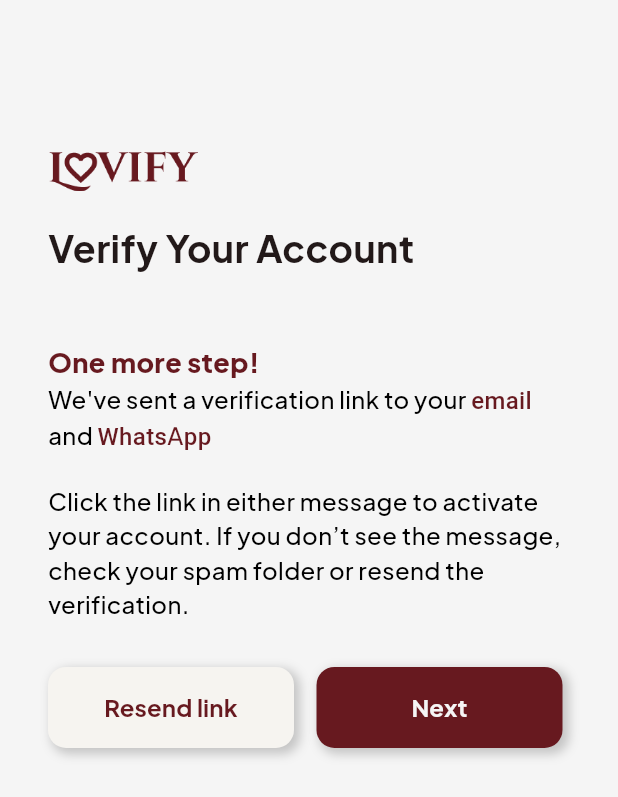
After one commit to RPL-Produksi/lovify-project-android, a Flutter app: the VerifyPage screen opened by its route, on a phone screen of 412 x 824 dp. The commit adds this screen. Shown: the top 797 px of the screen. Run offline on Flutter 3.47's test engine with Material 3 defaults, Android fonts, the phone set to English and light mode, and no system bars; our stand-ins replace carousel_slider, dio, email_validator, equatable, flutter_bloc, flutter_secure_storage and 4 more; missing offline and left inert: keyboard_avoider, phone_numbers_parser; accounts and stored records are empty.

Commit message:
fix register page bug

```diff
--- a/lib/configs/app_route.dart
+++ b/lib/configs/app_route.dart
@@ -1,6 +1,8 @@
 import 'package:go_router/go_router.dart';
 import 'package:lovify_android/ui/pages/auth/login/login_page.dart';
 import 'package:lovify_android/ui/pages/auth/register/register_page.dart';
+import 'package:lovify_android/ui/pages/auth/verify/verify_page.dart';
+import 'package:lovify_android/ui/pages/auth/verify/verify_success_page.dart';
 import 'package:lovify_android/ui/pages/home_page.dart';
 import 'package:lovify_android/ui/pages/onboard_page.dart';
 
@@ -40,6 +42,16 @@ class AppRoute {
           path: '/home',
           name: 'home',
           builder: (context, state) => const HomePage(),
-        )
+        ),
+        GoRoute(
+          path: '/verify',
+          name: 'verify',
+          builder: (context, state) => const VerifyPage(),
+        ),
+        GoRoute(
+          path: '/verifySuccess',
+          name: 'verifySuccess',
+          builder: (context, state) => const VerifySuccessPage(),
+        ),
       ];
 }
--- a/lib/ui/pages/auth/register/register_form.dart
+++ b/lib/ui/pages/auth/register/register_form.dart
@@ -1,4 +1,5 @@
 import 'package:flutter/material.dart';
+import 'package:flutter/services.dart';
 import 'package:go_router/go_router.dart';
 import 'package:google_fonts/google_fonts.dart';
 import 'package:lovify_android/configs/app_colors.dart';
@@ -111,13 +112,16 @@ class _RegisterFormState extends State<RegisterForm> {
         TextField(
           controller: _phoneController,
           keyboardType: TextInputType.phone,
+          inputFormatters: [
+            FilteringTextInputFormatter.digitsOnly,
+          ],
           decoration: InputDecoration(
             border: OutlineInputBorder(
               borderRadius: BorderRadius.circular(8),
             ),
             hintText: 'Phone Number',
             errorText: _phoneError,
-            prefixIcon: Icon(Icons.account_circle_rounded),
+            prefixIcon: Icon(Icons.phone),
             hintStyle: GoogleFonts.plusJakartaSans(
               textStyle: TextStyle(
                 fontSize: 14,
@@ -149,7 +153,7 @@ class _RegisterFormState extends State<RegisterForm> {
             ),
             hintText: 'Email',
             prefixIcon: Icon(
-              Icons.phone,
+              Icons.email,
             ),
             errorText: _emailError,
             hintStyle: GoogleFonts.plusJakartaSans(
@@ -322,7 +326,7 @@ class _RegisterFormState extends State<RegisterForm> {
         _emailError == null &&
         _passwordError == null &&
         _passwordConfirmError == null) {
-      print("Proceed with registration");
+      context.go('/verify');
     }
   }
 }
--- a/lib/ui/pages/auth/register/register_page.dart
+++ b/lib/ui/pages/auth/register/register_page.dart
@@ -1,3 +1,4 @@
+import 'package:flutter/foundation.dart';
 import 'package:flutter/material.dart';
 import 'package:google_fonts/google_fonts.dart';
 import 'package:keyboard_avoider/keyboard_avoider.dart';
@@ -11,12 +12,27 @@ class RegisterPage extends StatefulWidget {
 }
 
 class _RegisterPageState extends State<RegisterPage> {
+  bool _isDebug = kDebugMode;
+
+  @override
+  void dispose() {
+    // TODO: implement dispose
+    super.dispose();
+  }
+
   @override
   Widget build(BuildContext context) {
     return Scaffold(
-      body: KeyboardAvoider(
+      //error di debug only
+      body: kReleaseMode ? KeyboardAvoider(
         autoScroll: true,
-        child: Padding(
+        child: _buildContent(),
+      ) : _buildContent(),
+    );
+  }
+
+  Padding _buildContent() {
+    return Padding(
         padding: const EdgeInsets.symmetric(horizontal: 32),
         child: Column(
           crossAxisAlignment: CrossAxisAlignment.start,
@@ -49,8 +65,6 @@ class _RegisterPageState extends State<RegisterPage> {
             ),
           ],
         ),
-        ),
-      ),
       );
   }
 }
--- /dev/null
+++ b/lib/ui/pages/auth/verify/verify_page.dart
@@ -0,0 +1,137 @@
+import 'package:flutter/material.dart';
+import 'package:go_router/go_router.dart';
+import 'package:google_fonts/google_fonts.dart';
+import 'package:lovify_android/configs/app_colors.dart';
+import 'package:lovify_android/ui/widgets/primary_button.dart';
+
+class VerifyPage extends StatefulWidget {
+  const VerifyPage({super.key});
+
+  @override
+  State<VerifyPage> createState() => _VerifyPageState();
+}
+
+class _VerifyPageState extends State<VerifyPage> {
+  @override
+  Widget build(BuildContext context) {
+    return Scaffold(
+      body: Padding(
+        padding: const EdgeInsets.symmetric(horizontal: 32),
+        child: Column(
+          crossAxisAlignment: CrossAxisAlignment.start,
+          children: [
+            SizedBox(
+              height: 100,
+            ),
+            Image.asset(
+              "assets/images/lovify-logo.png",
+              width: 100,
+            ),
+            SizedBox(
+              height: 20,
+            ),
+            Text(
+              "Verify Your Account",
+              style: GoogleFonts.plusJakartaSans(
+                textStyle: TextStyle(
+                  fontSize: 25,
+                  fontWeight: FontWeight.bold,
+                ),
+              ),
+            ),
+            SizedBox(
+              height: 45,
+            ),
+            Text(
+              'One more step!',
+              style: GoogleFonts.plusJakartaSans(
+                textStyle: TextStyle(
+                    fontSize: 18,
+                    fontWeight: FontWeight.w800,
+                    color: AppColors.deepRed),
+              ),
+            ),
+            Text.rich(
+              TextSpan(
+                  text: "We've sent a verification link to your ",
+                  children: [
+                    TextSpan(
+                      text: 'email',
+                      style: TextStyle(color: AppColors.deepRed),
+                    ),
+                    TextSpan(text: ' and '),
+                    TextSpan(
+                        text: 'WhatsApp',
+                        style: TextStyle(color: AppColors.deepRed))
+                  ]),
+              style: GoogleFonts.plusJakartaSans(
+                textStyle: TextStyle(
+                  fontSize: 16,
+                  fontWeight: FontWeight.w500,
+                  color: Colors.black,
+                ),
+              ),
+            ),
+            SizedBox(
+              height: 20,
+            ),
+            Text(
+              'Click the link in either message to activate your account. If you don’t see the message, check your spam folder or resend the verification.',
+              style: GoogleFonts.plusJakartaSans(
+                textStyle: TextStyle(
+                  fontSize: 16,
+                  fontWeight: FontWeight.w500,
+                  color: Colors.black,
+                ),
+              ),
+            ),
+            SizedBox(
+              height: 30,
+            ),
+            Row(
+              children: [
+                Container(
+                  decoration: BoxDecoration(boxShadow: [
+                    BoxShadow(
+                      color: Colors.black.withOpacity(0.2), // Shadow color
+                      spreadRadius: 1, // Spread of the shadow
+                      blurRadius: 5, // Blur effect
+                      offset: Offset(3, 3), // X & Y axis shadow position
+                    ),
+                  ], borderRadius: BorderRadius.circular(12)),
+                  child: PrimaryButton(
+                    text: 'Resend link',
+                    onPressed: () {},
+                    width: 140,
+                  ),
+                ),
+                SizedBox(
+                  width: 15,
+                ),
+                Container(
+                  decoration: BoxDecoration(boxShadow: [
+                    BoxShadow(
+                      color: Colors.black.withOpacity(0.2), // Shadow color
+                      spreadRadius: 1, // Spread of the shadow
+                      blurRadius: 5, // Blur effect
+                      offset: Offset(3, 3), // X & Y axis shadow position
+                    ),
+                  ], borderRadius: BorderRadius.circular(12)),
+                  child: PrimaryButton(
+                    text: 'Next',
+                    onPressed: () {
+                      context.go('/verifySuccess');
+                    },
+                    backgroundColor: AppColors.deepRed,
+                    textColor: AppColors.whiteSmoke,
+                    width: 140,
+                  ),
+                ),
+              ],
+            )
+          ],
+        ),
+      ),
+    );
+  }
+}
--- /dev/null
+++ b/lib/ui/pages/auth/verify/verify_success_page.dart
@@ -0,0 +1,24 @@
+import 'package:flutter/material.dart';
+import 'package:google_fonts/google_fonts.dart';
+
+class VerifySuccessPage extends StatelessWidget {
+  const VerifySuccessPage({super.key});
+
+  @override
+  Widget build(BuildContext context) {
+    return Scaffold(
+      body: Center(
+        child: Text(
+          "You're successfully verified!",
+          style: GoogleFonts.plusJakartaSans(
+            textStyle: TextStyle(
+              fontSize: 20,
+              fontWeight: FontWeight.bold,
+              color: Colors.black,
+            ),
+          ),
+        ),
+      ),
+    );
+  }
+}
```
Lines whose indentation alone changed are shown as unchanged.
